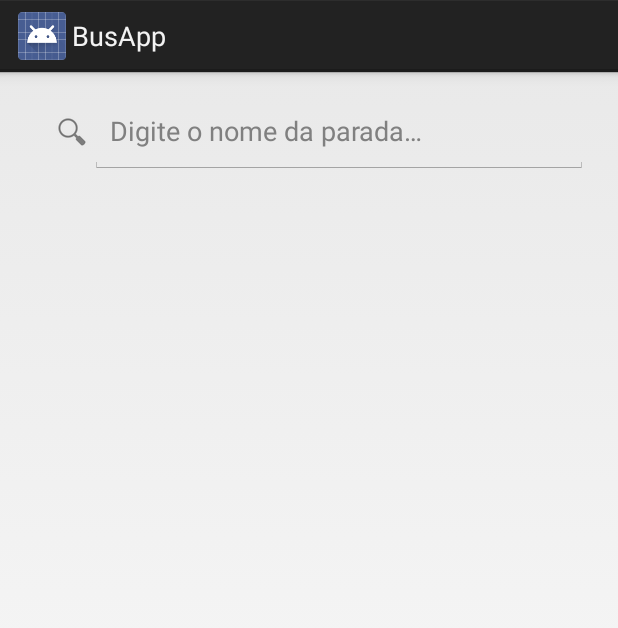
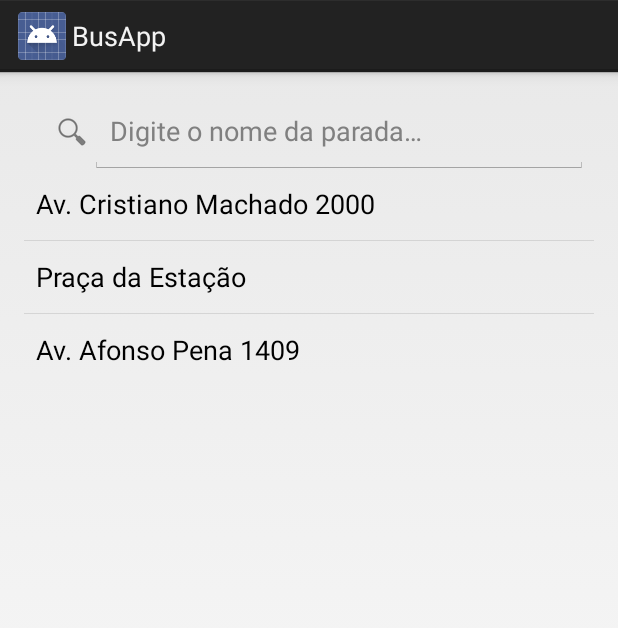
Before and after one commit to lucasamaral/busapp, an Android app: the fragment SearchStopFragment shown on its own in the app's theme, on a phone screen of 412 x 824 dp. Shown: the top 628 px of the screen. Run offline under Robolectric (Android 15) with nearby library versions, the phone set to English and light mode, and no system bars.

Commit message:
adding listview to which will display results

```diff
--- a/BusApp/src/main/java/com/urban/busapp/app/SearchStopFragment.java
+++ b/BusApp/src/main/java/com/urban/busapp/app/SearchStopFragment.java
@@ -5,13 +5,21 @@ import android.os.Bundle;
 import android.view.LayoutInflater;
 import android.view.View;
 import android.view.ViewGroup;
-import android.widget.SearchView;
+import android.widget.ArrayAdapter;
+import android.widget.ListAdapter;
+import android.widget.ListView;
 
 public class SearchStopFragment extends Fragment {
+
+    protected String[] stops = {"Av. Cristiano Machado 2000", "Praça da Estação", "Av. Afonso Pena 1409"};
 
     @Override
     public View onCreateView(LayoutInflater inflater, ViewGroup container, Bundle savedInstanceState) {
         View rootView = inflater.inflate(R.layout.fragment_stop, container, false);
+        ListAdapter adapter = new ArrayAdapter<String>(rootView.getContext(),
+                android.R.layout.simple_list_item_1, stops);
+        ListView stopList = (ListView) rootView.findViewById(R.id.listViewStop);
+        stopList.setAdapter(adapter);
         return rootView;
     }
 }
--- a/BusApp/src/main/res/layout/fragment_stop.xml
+++ b/BusApp/src/main/res/layout/fragment_stop.xml
@@ -8,13 +8,8 @@
     android:paddingBottom="@dimen/activity_vertical_margin"
     tools:context=".MainActivity$PlaceholderFragment">
 
-    <TextView
-        android:id="@+id/section_label"
-        android:layout_width="wrap_content"
-        android:layout_height="wrap_content" />
-
     <SearchView
-        android:id="@+id/searchView"
+        android:id="@+id/searchViewStop"
         android:layout_width="match_parent"
         android:layout_height="wrap_content"
         android:queryHint="@string/search_stop_hint"
@@ -22,6 +17,12 @@
         android:layout_alignParentTop="true"
         android:layout_alignParentLeft="true" />
 
+    <ListView
+        android:layout_width="wrap_content"
+        android:layout_height="wrap_content"
+        android:id="@+id/listViewStop"
+        android:layout_below="@+id/searchViewStop"
+        android:layout_alignParentLeft="true" />
 
 
 </RelativeLayout>
```
Also changed, not shown: BusApp/src/main/java/com/urban/busapp/app/SearchBusFragment.java (+9 -1 lines), BusApp/src/main/res/layout/fragment_bus.xml (+7 -6 lines).
